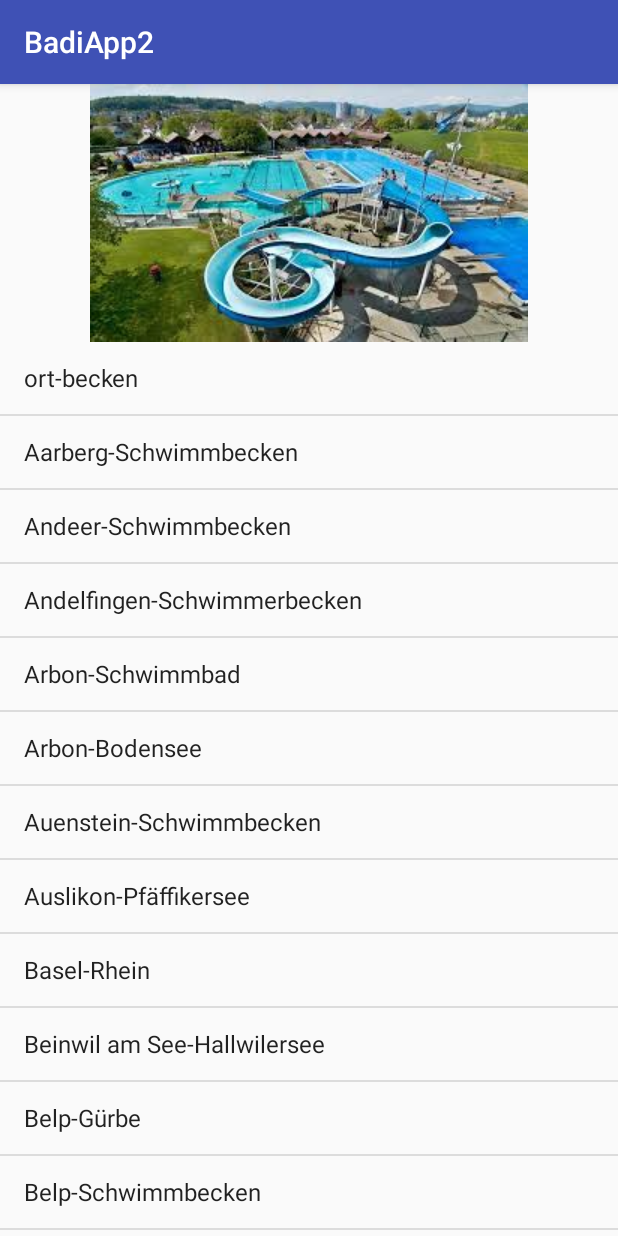
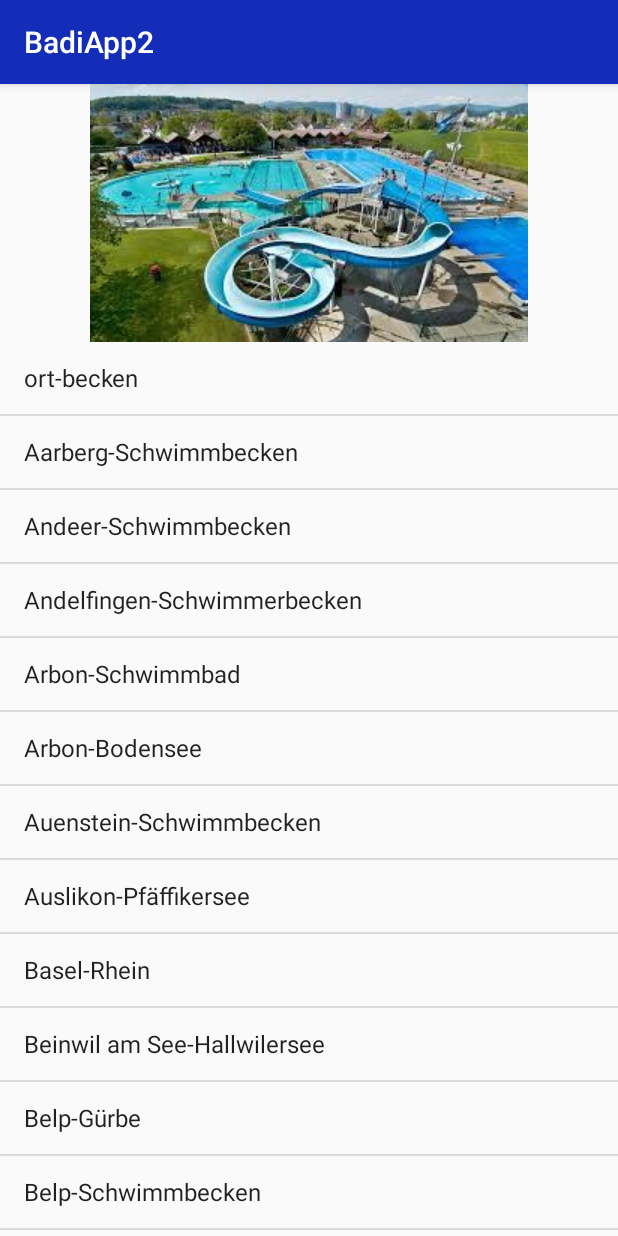
Before and after one commit to siri070/BadiApp, an Android app: the screen it shows after launch (MainActivity), on a phone screen of 412 x 824 dp. Run offline under Robolectric (Android 15) with nearby library versions, the phone set to English and light mode, and no system bars.

Commit message:
name aenderung
ksdjfk

```diff
--- a/app/src/main/AndroidManifest.xml
+++ b/app/src/main/AndroidManifest.xml
@@ -19,12 +19,14 @@
             </intent-filter>
         </activity>
         <activity android:name=".BadiDetailsActivity"
+            android:label="@string/temp"
             android:parentActivityName="com.example.bburki.badiapp2.MainActivity">
             <meta-data
                 android:name="android.support.PARENT_ACTIVITY"
                 android:value="com.example.bburki.badiapp2.MainActivity" />
         </activity>
         <activity android:name=".wetterActivity"
+            android:label="@string/Wetter"
             android:parentActivityName="com.example.bburki.badiapp2.BadiDetailsActivity" >
 
             <!-- Parent activity meta-data to support 4.0 and lower -->
--- a/app/src/main/res/values/colors.xml
+++ b/app/src/main/res/values/colors.xml
@@ -1,6 +1,6 @@
 <?xml version="1.0" encoding="utf-8"?>
 <resources>
-    <color name="colorPrimary">#3F51B5</color>
-    <color name="colorPrimaryDark">#303F9F</color>
-    <color name="colorAccent">#FF4081</color>
+    <color name="colorPrimary">#142db8</color>
+    <color name="colorPrimaryDark">#1732cf</color>
+    <color name="colorAccent">#1938e6</color>
 </resources>
```
